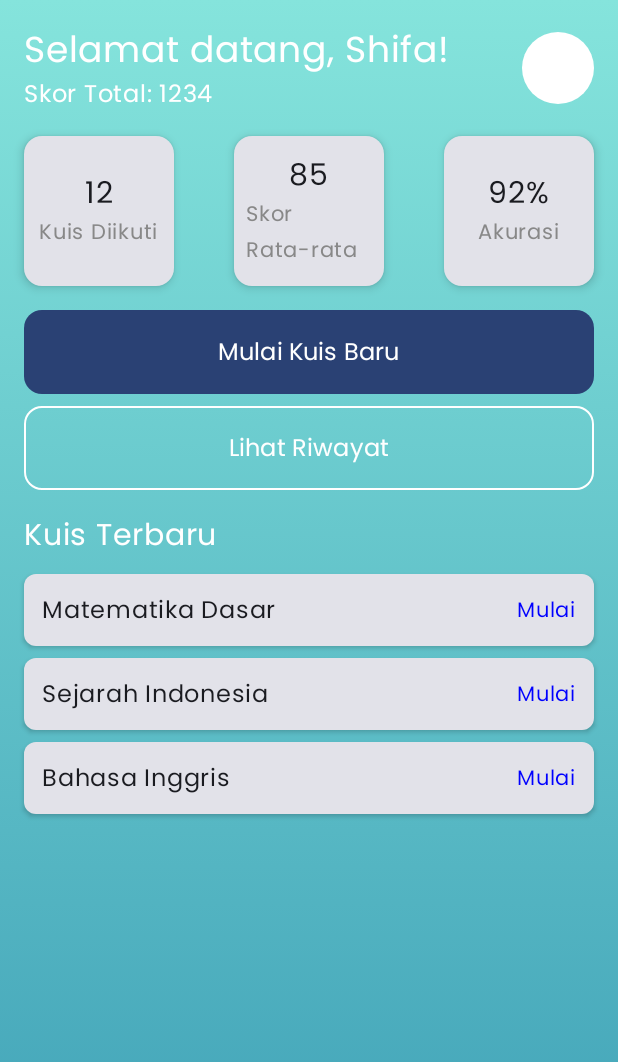
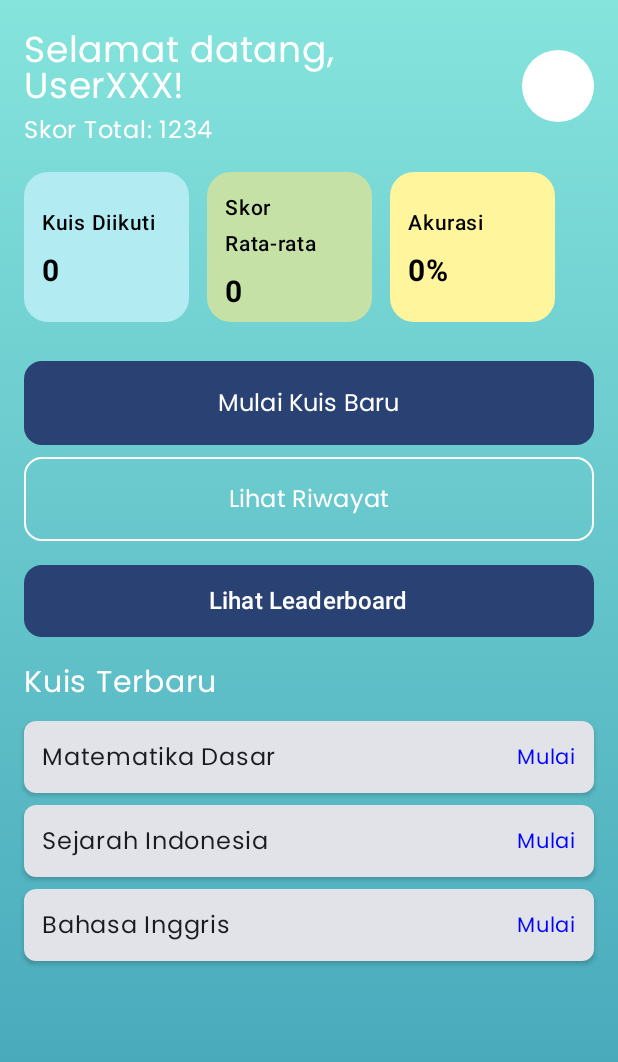
Before and after one commit to shifaaaaaa/QuizQuest, an Android app built with Jetpack Compose: the composable DashboardScreen shown on its own in the app's theme, on a phone screen of 412 x 824 dp. Shown: the top 1062 px of the screen. Run offline under Robolectric (Android 15) with nearby library versions, the phone set to English and light mode, and no system bars.

Commit message:
ini yg udah fix yaa, hasilnya aku kirim di grup

```diff
--- a/app/build.gradle.kts
+++ b/app/build.gradle.kts
@@ -40,7 +40,7 @@ android {
 }
 
 dependencies {
-
+    implementation("androidx.compose.material3:material3:1.1.0")
     implementation(libs.androidx.core.ktx)
     implementation(libs.androidx.lifecycle.runtime.ktx)
     implementation(libs.androidx.activity.compose)
--- a/app/src/main/java/com/shifa/quizquest/DashboardActivity.kt
+++ b/app/src/main/java/com/shifa/quizquest/DashboardActivity.kt
@@ -5,6 +5,7 @@ import androidx.activity.ComponentActivity
 import androidx.activity.compose.setContent
 import androidx.compose.foundation.*
 import androidx.compose.foundation.layout.*
+import androidx.compose.foundation.shape.CircleShape
 import androidx.compose.foundation.shape.RoundedCornerShape
 import androidx.compose.material3.*
 import androidx.compose.runtime.*
@@ -12,7 +13,7 @@ import androidx.compose.ui.*
 import androidx.compose.ui.graphics.*
 import androidx.compose.ui.text.font.FontWeight
 import androidx.compose.ui.unit.*
-import androidx.compose.foundation.shape.CircleShape
+import androidx.compose.ui.Modifier
 import com.shifa.quizquest.ui.theme.poppins
 
 class DashboardActivity : ComponentActivity() {
@@ -38,11 +39,13 @@ fun DashboardScreen() {
             .padding(16.dp)
     ) {
         Column {
-            HeaderSection(userName = "Shifa", totalScore = 1234)
+            HeaderSection(userName = "UserXXX", totalScore = 1234)
             Spacer(modifier = Modifier.height(16.dp))
             SummaryCards()
             Spacer(modifier = Modifier.height(16.dp))
             ActionButtons()
+            Spacer(modifier = Modifier.height(16.dp))
+            LeaderboardButton()
             Spacer(modifier = Modifier.height(16.dp))
             RecentQuizzes()
         }
@@ -51,12 +54,19 @@ fun DashboardScreen() {
 
 @Composable
 fun HeaderSection(userName: String, totalScore: Int) {
+    var expanded by remember { mutableStateOf(false) }
+
     Row(
-        modifier = Modifier.fillMaxWidth(),
+        modifier = Modifier
+            .fillMaxWidth(),
         horizontalArrangement = Arrangement.SpaceBetween,
         verticalAlignment = Alignment.CenterVertically
     ) {
-        Column {
+        Column(
+            modifier = Modifier
+                .weight(1f)
+                .padding(end = 12.dp)
+        ) {
             Text(
                 text = "Selamat datang, $userName!",
                 fontFamily = poppins,
@@ -71,53 +81,85 @@ fun HeaderSection(userName: String, totalScore: Int) {
                 color = Color.White
             )
         }
-        Box(
-            modifier = Modifier
-                .size(48.dp)
-                .background(Color.White, shape = CircleShape)
-        )
+
+        Box {
+            Box(
+                modifier = Modifier
+                    .size(48.dp)
+                    .background(Color.White, shape = CircleShape)
+                    .clickable { expanded = true }
+            )
+            DropdownMenu(
+                expanded = expanded,
+                onDismissRequest = { expanded = false }
+            ) {
+                DropdownMenuItem(
+                    text = { Text("Profile") },
+                    onClick = {
+                        expanded = false
+                        // TODO: Navigate to ProfileActivity
+                    }
+                )
+                DropdownMenuItem(
+                    text = { Text("Settings") },
+                    onClick = {
+                        expanded = false
+                        // TODO: Navigate to SettingsActivity
+                    }
+                )
+            }
+        }
     }
 }
 
 @Composable
 fun SummaryCards() {
+    val cardData = listOf(
+        Triple("Kuis Diikuti", "0", Color(0xFFB2EBF2)),
+        Triple("Skor Rata-rata", "0", Color(0xFFC5E1A5)),
+        Triple("Akurasi", "0%", Color(0xFFFFF59D))
+    )
+
     Row(
-        modifier = Modifier.fillMaxWidth(),
-        horizontalArrangement = Arrangement.SpaceBetween
+        modifier = Modifier
+            .fillMaxWidth()
+            .height(110.dp),
+        horizontalArrangement = Arrangement.spacedBy(12.dp)
     ) {
-        SummaryCard(title = "Kuis Diikuti", value = "12")
-        SummaryCard(title = "Skor Rata-rata", value = "85")
-        SummaryCard(title = "Akurasi", value = "92%")
+        cardData.forEach { (title, value, color) ->
+            SummaryCard(title = title, value = value, backgroundColor = color)
+        }
     }
 }
 
 @Composable
-fun SummaryCard(title: String, value: String) {
+fun SummaryCard(title: String, value: String, backgroundColor: Color) {
     Card(
         modifier = Modifier
-            .width(100.dp)
+            .width(110.dp)
             .height(100.dp),
-        shape = RoundedCornerShape(12.dp),
-        elevation = CardDefaults.cardElevation(defaultElevation = 4.dp)
+        shape = RoundedCornerShape(16.dp),
+        colors = CardDefaults.cardColors(containerColor = backgroundColor)
     ) {
         Column(
             modifier = Modifier
                 .fillMaxSize()
-                .padding(8.dp),
+                .padding(12.dp),
             verticalArrangement = Arrangement.Center,
-            horizontalAlignment = Alignment.CenterHorizontally
+            horizontalAlignment = Alignment.Start
         ) {
             Text(
+                text = title,
+                fontSize = 14.sp,
+                fontWeight = FontWeight.Medium,
+                color = Color.Black
+            )
+            Spacer(modifier = Modifier.height(8.dp))
+            Text(
                 text = value,
-                fontFamily = poppins,
                 fontSize = 20.sp,
-                fontWeight = FontWeight.Bold
-            )
-            Text(
-                text = title,
-                fontFamily = poppins,
-                fontSize = 14.sp,
-                color = Color.Gray
+                fontWeight = FontWeight.Bold,
+                color = Color.Black
             )
         }
     }
@@ -127,7 +169,7 @@ fun SummaryCard(title: String, value: String) {
 fun ActionButtons() {
     Column {
         Button(
-            onClick = { /* ke halaman kuis baru */ },
+            onClick = { /* TODO: Navigate to quiz */ },
             modifier = Modifier
                 .fillMaxWidth()
                 .height(56.dp),
@@ -142,7 +184,7 @@ fun ActionButtons() {
         }
         Spacer(modifier = Modifier.height(8.dp))
         OutlinedButton(
-            onClick = { /* ke riwayat kuis */ },
+            onClick = { /* TODO: Navigate to quiz history */ },
             modifier = Modifier
                 .fillMaxWidth()
                 .height(56.dp),
@@ -157,6 +199,21 @@ fun ActionButtons() {
                 color = Color.White
             )
         }
+    }
+}
+
+@Composable
+fun LeaderboardButton() {
+    Button(
+        onClick = {
+            // TODO: Navigate to LeaderboardActivity
+        },
+        modifier = Modifier
+            .fillMaxWidth()
+            .height(48.dp),
+        shape = RoundedCornerShape(12.dp)
+    ) {
+        Text("Lihat Leaderboard", fontSize = 16.sp)
     }
 }
 
```
